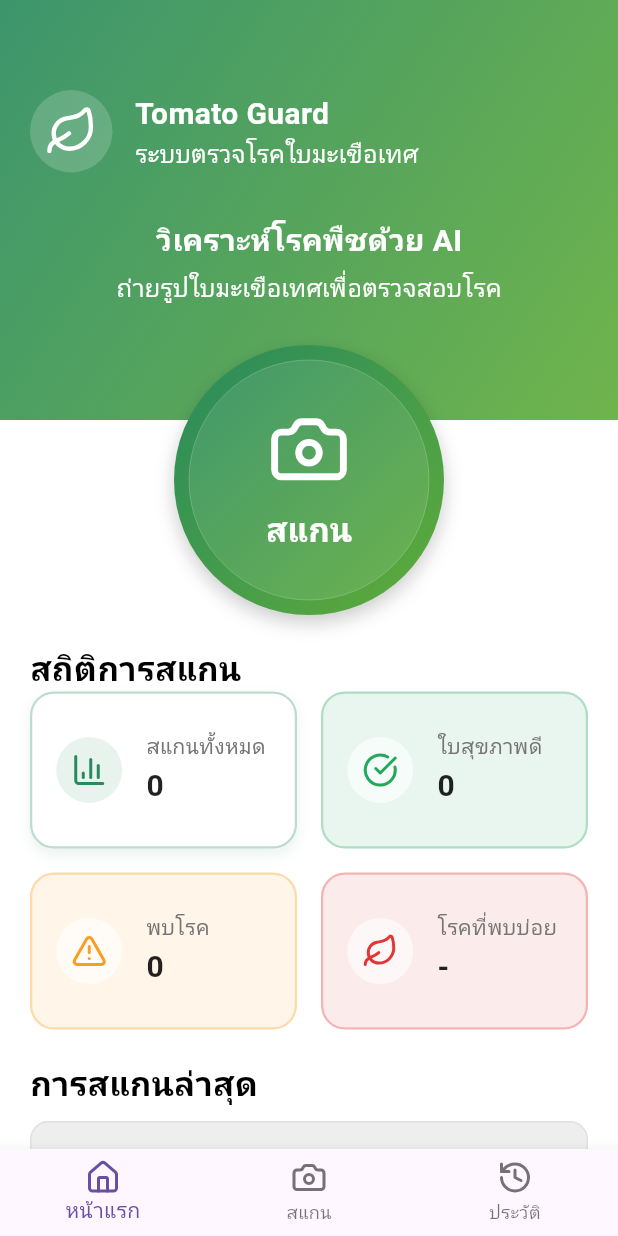
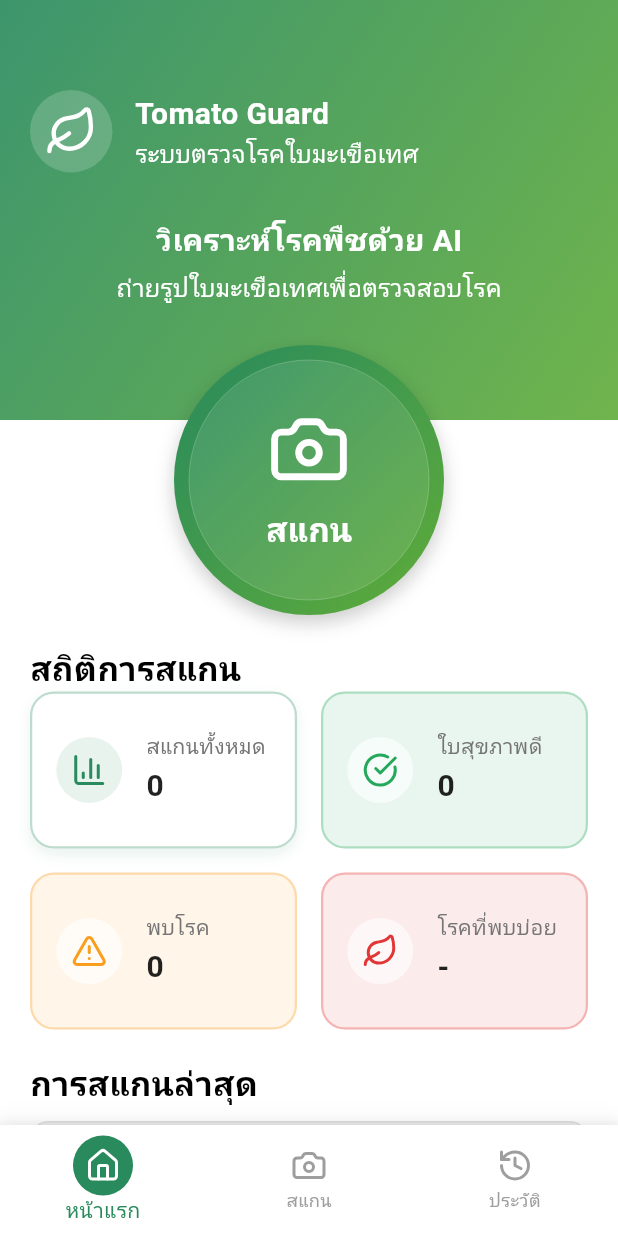
Before and after one commit to tinoii3/TomatoGuardMobile, a Flutter app: the screen it shows after launch, on a phone screen of 412 x 824 dp. Run offline on Flutter 3.47's test engine with Material 3 defaults, Android fonts, the light colour scheme and no system bars; our stand-ins replace lucide_icons_flutter.

Commit message:
update style BottomNavigate

```diff
--- a/lib/app.dart
+++ b/lib/app.dart
@@ -3,9 +3,25 @@ import 'package:lucide_icons_flutter/lucide_icons.dart';
 import 'package:tomato_guard_mobile/features/homePages/currentScan.dart';
 import 'package:tomato_guard_mobile/features/homePages/homePageHeader.dart';
 import 'package:tomato_guard_mobile/features/homePages/StatScan.dart';
+import 'package:tomato_guard_mobile/shared/theme/colors.dart'; // อย่าลืม import ไฟล์สี
 
-class MainApp extends StatelessWidget {
+class MainApp extends StatefulWidget {
   const MainApp({super.key});
+
+  @override
+  State<MainApp> createState() => _MainAppState();
+}
+
+class _MainAppState extends State<MainApp> {
+  // 1. สร้างตัวแปรเก็บ index หน้าปัจจุบัน
+  int _currentIndex = 0;
+
+  // 2. ฟังก์ชันเมื่อกดเปลี่ยนหน้า
+  void _onItemTapped(int index) {
+    setState(() {
+      _currentIndex = index;
+    });
+  }
 
   @override
   Widget build(BuildContext context) {
@@ -15,36 +31,68 @@ class MainApp extends StatelessWidget {
         body: SingleChildScrollView(
           child: Column(
             children: [
-              HomePageHeader(),
+              const HomePageHeader(),
               const SizedBox(height: 150),
-              StatScan(),
+              const StatScan(),
               const SizedBox(height: 20),
-              CurrentScan(),
+              const CurrentScan(),
               const SizedBox(height: 30),
             ],
           ),
         ),
-        bottomNavigationBar: BottomNavigationBar(
-          currentIndex: 0,
-          onTap: (index) {},
+        bottomNavigationBar: Container(
+          // เพิ่มเงาให้แถบเมนูดูมีมิติขึ้น (Optional)
+          decoration: BoxDecoration(
+            boxShadow: [
+              BoxShadow(
+                color: Colors.black.withOpacity(0.05),
+                blurRadius: 10,
+                offset: const Offset(0, -5),
+              ),
+            ],
+          ),
+          child: BottomNavigationBar(
+            currentIndex: _currentIndex,
+            onTap: _onItemTapped,
+            backgroundColor: Colors.white,
+            selectedItemColor: AppColors.primary,
+            unselectedItemColor: Colors.grey,
+            showUnselectedLabels: true,
+            type: BottomNavigationBarType.fixed,
+
             items: [
               BottomNavigationBarItem(
-              icon: Icon(LucideIcons.house),
+                icon: const Icon(LucideIcons.house),
+                activeIcon: _buildActiveIcon(LucideIcons.house),
                 label: 'หน้าแรก',
               ),
               BottomNavigationBarItem(
-              icon: Icon(LucideIcons.camera),
+                icon: const Icon(LucideIcons.camera),
+                activeIcon: _buildActiveIcon(LucideIcons.camera),
                 label: 'สแกน',
               ),
               BottomNavigationBarItem(
-              icon: Icon(LucideIcons.history),
+                icon: const Icon(LucideIcons.history),
+                activeIcon: _buildActiveIcon(LucideIcons.history),
                 label: 'ประวัติ',
               ),
             ],
+          ),
         ),
       ),
       title: 'My Awesome App',
       debugShowCheckedModeBanner: false,
     );
   }
+
+  Widget _buildActiveIcon(IconData icon) {
+    return Container(
+      padding: const EdgeInsets.all(8),
+      decoration: BoxDecoration(
+        color: AppColors.primary,
+        shape: BoxShape.circle,
+      ),
+      child: Icon(icon, color: Colors.white, size: 24),
+    );
   }
+}
```
Lines whose indentation alone changed are shown as unchanged.
